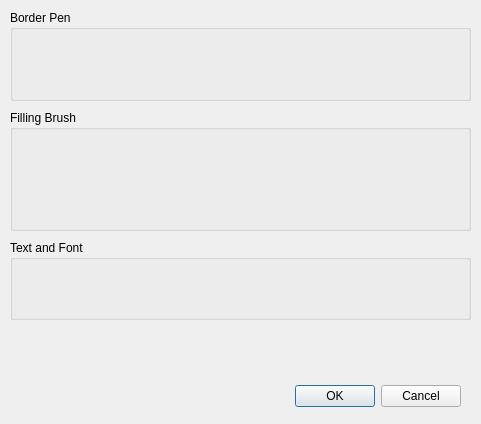
Qt form FigureItNow7/finUiFigConfigDlg.ui (yuylong/FigureItNow) before a commit.
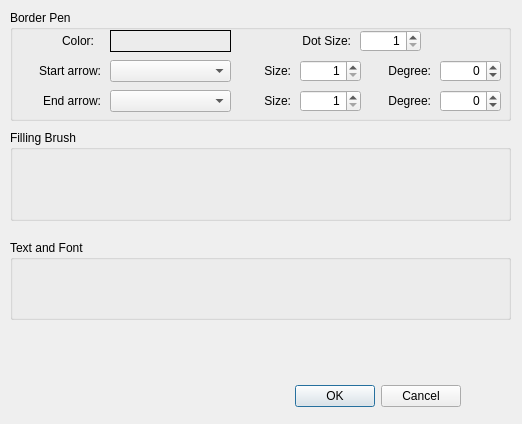
The same form after that commit.

Commit message: Design the figure config dialog for border pen.

Diff of the .ui file:
```diff
--- a/FigureItNow7/finUiFigConfigDlg.ui
+++ b/FigureItNow7/finUiFigConfigDlg.ui
@@ -6,7 +6,7 @@
    <rect>
     <x>0</x>
     <y>0</y>
-    <width>481</width>
+    <width>522</width>
     <height>424</height>
    </rect>
   </property>
@@ -34,21 +34,303 @@
     <rect>
      <x>10</x>
      <y>10</y>
-     <width>461</width>
-     <height>91</height>
+     <width>501</width>
+     <height>111</height>
     </rect>
    </property>
    <property name="title">
     <string>Border Pen</string>
    </property>
+   <widget class="QLabel" name="lblColorTitle">
+    <property name="geometry">
+     <rect>
+      <x>30</x>
+      <y>20</y>
+      <width>54</width>
+      <height>22</height>
+     </rect>
+    </property>
+    <property name="text">
+     <string>Color:</string>
+    </property>
+    <property name="alignment">
+     <set>Qt::AlignRight|Qt::AlignTrailing|Qt::AlignVCenter</set>
+    </property>
+   </widget>
+   <widget class="QLabel" name="lblColor">
+    <property name="geometry">
+     <rect>
+      <x>100</x>
+      <y>20</y>
+      <width>121</width>
+      <height>22</height>
+     </rect>
+    </property>
+    <property name="frameShape">
+     <enum>QFrame::Box</enum>
+    </property>
+    <property name="alignment">
+     <set>Qt::AlignCenter</set>
+    </property>
+   </widget>
+   <widget class="QLabel" name="lblDotSizeTitle">
+    <property name="geometry">
+     <rect>
+      <x>260</x>
+      <y>20</y>
+      <width>81</width>
+      <height>22</height>
+     </rect>
+    </property>
+    <property name="text">
+     <string>Dot Size:</string>
+    </property>
+    <property name="alignment">
+     <set>Qt::AlignRight|Qt::AlignTrailing|Qt::AlignVCenter</set>
+    </property>
+   </widget>
+   <widget class="QSpinBox" name="spbDotSize">
+    <property name="geometry">
+     <rect>
+      <x>350</x>
+      <y>20</y>
+      <width>61</width>
+      <height>22</height>
+     </rect>
+    </property>
+    <property name="alignment">
+     <set>Qt::AlignRight|Qt::AlignTrailing|Qt::AlignVCenter</set>
+    </property>
+    <property name="minimum">
+     <number>1</number>
+    </property>
+    <property name="maximum">
+     <number>32</number>
+    </property>
+   </widget>
+   <widget class="QLabel" name="lblStartArwTitle">
+    <property name="geometry">
+     <rect>
+      <x>10</x>
+      <y>50</y>
+      <width>81</width>
+      <height>22</height>
+     </rect>
+    </property>
+    <property name="text">
+     <string>Start arrow:</string>
+    </property>
+    <property name="alignment">
+     <set>Qt::AlignRight|Qt::AlignTrailing|Qt::AlignVCenter</set>
+    </property>
+   </widget>
+   <widget class="QLabel" name="lblEndArwTitle">
+    <property name="geometry">
+     <rect>
+      <x>10</x>
+      <y>80</y>
+      <width>81</width>
+      <height>22</height>
+     </rect>
+    </property>
+    <property name="text">
+     <string>End arrow:</string>
+    </property>
+    <property name="alignment">
+     <set>Qt::AlignRight|Qt::AlignTrailing|Qt::AlignVCenter</set>
+    </property>
+   </widget>
+   <widget class="QComboBox" name="cmbStartArrow">
+    <property name="geometry">
+     <rect>
+      <x>100</x>
+      <y>50</y>
+      <width>121</width>
+      <height>22</height>
+     </rect>
+    </property>
+   </widget>
+   <widget class="QComboBox" name="cmbEndArrow">
+    <property name="geometry">
+     <rect>
+      <x>100</x>
+      <y>80</y>
+      <width>121</width>
+      <height>22</height>
+     </rect>
+    </property>
+   </widget>
+   <widget class="QLabel" name="lblStartArwSizeTitle">
+    <property name="geometry">
+     <rect>
+      <x>230</x>
+      <y>50</y>
+      <width>51</width>
+      <height>22</height>
+     </rect>
+    </property>
+    <property name="text">
+     <string>Size:</string>
+    </property>
+    <property name="alignment">
+     <set>Qt::AlignRight|Qt::AlignTrailing|Qt::AlignVCenter</set>
+    </property>
+   </widget>
+   <widget class="QLabel" name="lblEndArwSizeTitle">
+    <property name="geometry">
+     <rect>
+      <x>230</x>
+      <y>80</y>
+      <width>51</width>
+      <height>22</height>
+     </rect>
+    </property>
+    <property name="text">
+     <string>Size:</string>
+    </property>
+    <property name="alignment">
+     <set>Qt::AlignRight|Qt::AlignTrailing|Qt::AlignVCenter</set>
+    </property>
+   </widget>
+   <widget class="QLabel" name="lblStartArwDegTitle">
+    <property name="geometry">
+     <rect>
+      <x>360</x>
+      <y>50</y>
+      <width>61</width>
+      <height>22</height>
+     </rect>
+    </property>
+    <property name="text">
+     <string>Degree:</string>
+    </property>
+    <property name="alignment">
+     <set>Qt::AlignRight|Qt::AlignTrailing|Qt::AlignVCenter</set>
+    </property>
+   </widget>
+   <widget class="QLabel" name="lblEndArwDegTitle">
+    <property name="geometry">
+     <rect>
+      <x>360</x>
+      <y>80</y>
+      <width>61</width>
+      <height>22</height>
+     </rect>
+    </property>
+    <property name="text">
+     <string>Degree:</string>
+    </property>
+    <property name="alignment">
+     <set>Qt::AlignRight|Qt::AlignTrailing|Qt::AlignVCenter</set>
+    </property>
+   </widget>
+   <widget class="QSpinBox" name="spbStartArwDeg">
+    <property name="geometry">
+     <rect>
+      <x>430</x>
+      <y>50</y>
+      <width>61</width>
+      <height>22</height>
+     </rect>
+    </property>
+    <property name="alignment">
+     <set>Qt::AlignRight|Qt::AlignTrailing|Qt::AlignVCenter</set>
+    </property>
+    <property name="minimum">
+     <number>-179</number>
+    </property>
+    <property name="maximum">
+     <number>180</number>
+    </property>
+    <property name="singleStep">
+     <number>5</number>
+    </property>
+   </widget>
+   <widget class="QSpinBox" name="spbEndArwDeg">
+    <property name="geometry">
+     <rect>
+      <x>430</x>
+      <y>80</y>
+      <width>61</width>
+      <height>22</height>
+     </rect>
+    </property>
+    <property name="alignment">
+     <set>Qt::AlignRight|Qt::AlignTrailing|Qt::AlignVCenter</set>
+    </property>
+    <property name="minimum">
+     <number>-179</number>
+    </property>
+    <property name="maximum">
+     <number>180</number>
+    </property>
+    <property name="singleStep">
+     <number>5</number>
+    </property>
+   </widget>
+   <widget class="QSpinBox" name="spbDotSize_4">
+    <property name="geometry">
+     <rect>
+      <x>290</x>
+      <y>80</y>
+      <width>61</width>
+      <height>22</height>
+     </rect>
+    </property>
+    <property name="alignment">
+     <set>Qt::AlignRight|Qt::AlignTrailing|Qt::AlignVCenter</set>
+    </property>
+    <property name="minimum">
+     <number>1</number>
+    </property>
+    <property name="maximum">
+     <number>40</number>
+    </property>
+   </widget>
+   <widget class="QSpinBox" name="spbStartArwSize">
+    <property name="geometry">
+     <rect>
+      <x>290</x>
+      <y>50</y>
+      <width>61</width>
+      <height>22</height>
+     </rect>
+    </property>
+    <property name="alignment">
+     <set>Qt::AlignRight|Qt::AlignTrailing|Qt::AlignVCenter</set>
+    </property>
+    <property name="minimum">
+     <number>1</number>
+    </property>
+    <property name="maximum">
+     <number>40</number>
+    </property>
+   </widget>
+   <zorder>lblColorTitle</zorder>
+   <zorder>lblColor</zorder>
+   <zorder>groupBox_2</zorder>
+   <zorder>lblDotSizeTitle</zorder>
+   <zorder>spbDotSize</zorder>
+   <zorder>lblStartArwTitle</zorder>
+   <zorder>lblEndArwTitle</zorder>
+   <zorder>cmbStartArrow</zorder>
+   <zorder>cmbEndArrow</zorder>
+   <zorder>lblStartArwSizeTitle</zorder>
+   <zorder>lblEndArwSizeTitle</zorder>
+   <zorder>lblStartArwDegTitle</zorder>
+   <zorder>lblEndArwDegTitle</zorder>
+   <zorder>spbStartArwDeg</zorder>
+   <zorder>spbEndArwDeg</zorder>
+   <zorder>spbDotSize_4</zorder>
+   <zorder>spbStartArwSize</zorder>
   </widget>
   <widget class="QGroupBox" name="groupBox_2">
    <property name="geometry">
     <rect>
      <x>10</x>
-     <y>110</y>
-     <width>461</width>
-     <height>121</height>
+     <y>130</y>
+     <width>501</width>
+     <height>91</height>
     </rect>
    </property>
    <property name="title">
@@ -60,7 +342,7 @@
     <rect>
      <x>10</x>
      <y>240</y>
-     <width>461</width>
+     <width>501</width>
      <height>80</height>
     </rect>
    </property>
```
Left out of the diff: 2 changed lines with no effect on the pictures.
